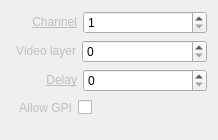
Old version of the form Widgets/Inspector/InspectorOutputWidget.ui in the repository CasparCG/client.
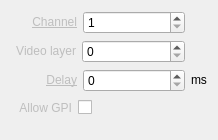
New version of the form.

Patch:
```diff
--- a/Widgets/Inspector/InspectorOutputWidget.ui
+++ b/Widgets/Inspector/InspectorOutputWidget.ui
@@ -61,6 +61,22 @@
        </property>
       </widget>
      </item>
+     <item>
+      <spacer name="horizontalSpacerChannel2">
+       <property name="orientation">
+        <enum>Qt::Horizontal</enum>
+       </property>
+       <property name="sizeType">
+        <enum>QSizePolicy::Fixed</enum>
+       </property>
+       <property name="sizeHint" stdset="0">
+        <size>
+         <width>22</width>
+         <height>20</height>
+        </size>
+       </property>
+      </spacer>
+     </item>
     </layout>
    </item>
    <item>
@@ -104,6 +120,22 @@
        </property>
       </widget>
      </item>
+     <item>
+      <spacer name="horizontalSpacerVideolayer2">
+       <property name="orientation">
+        <enum>Qt::Horizontal</enum>
+       </property>
+       <property name="sizeType">
+        <enum>QSizePolicy::Fixed</enum>
+       </property>
+       <property name="sizeHint" stdset="0">
+        <size>
+         <width>22</width>
+         <height>20</height>
+        </size>
+       </property>
+      </spacer>
+     </item>
     </layout>
    </item>
    <item>
@@ -147,6 +179,19 @@
        </property>
       </widget>
      </item>
+     <item>
+      <widget class="QLabel" name="label">
+       <property name="sizePolicy">
+        <sizepolicy hsizetype="Preferred" vsizetype="Fixed">
+         <horstretch>0</horstretch>
+         <verstretch>0</verstretch>
+        </sizepolicy>
+       </property>
+       <property name="text">
+        <string>ms</string>
+       </property>
+      </widget>
+     </item>
     </layout>
    </item>
    <item>
```
Left out of the diff: 4 changed lines with no effect on the pictures.
